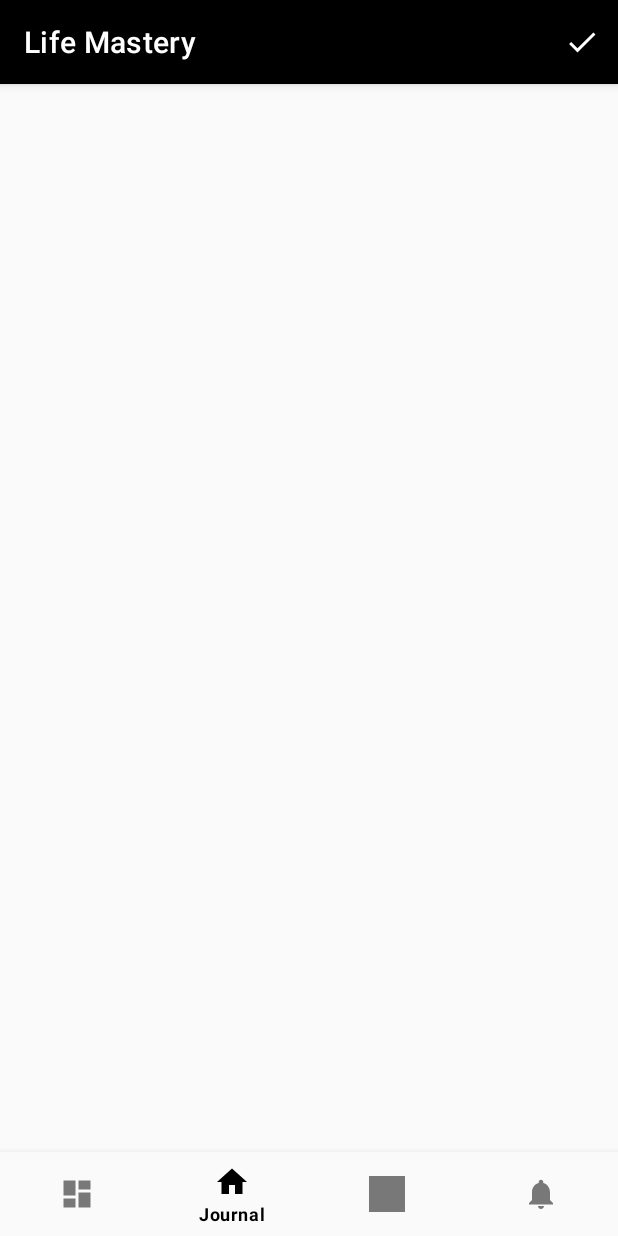
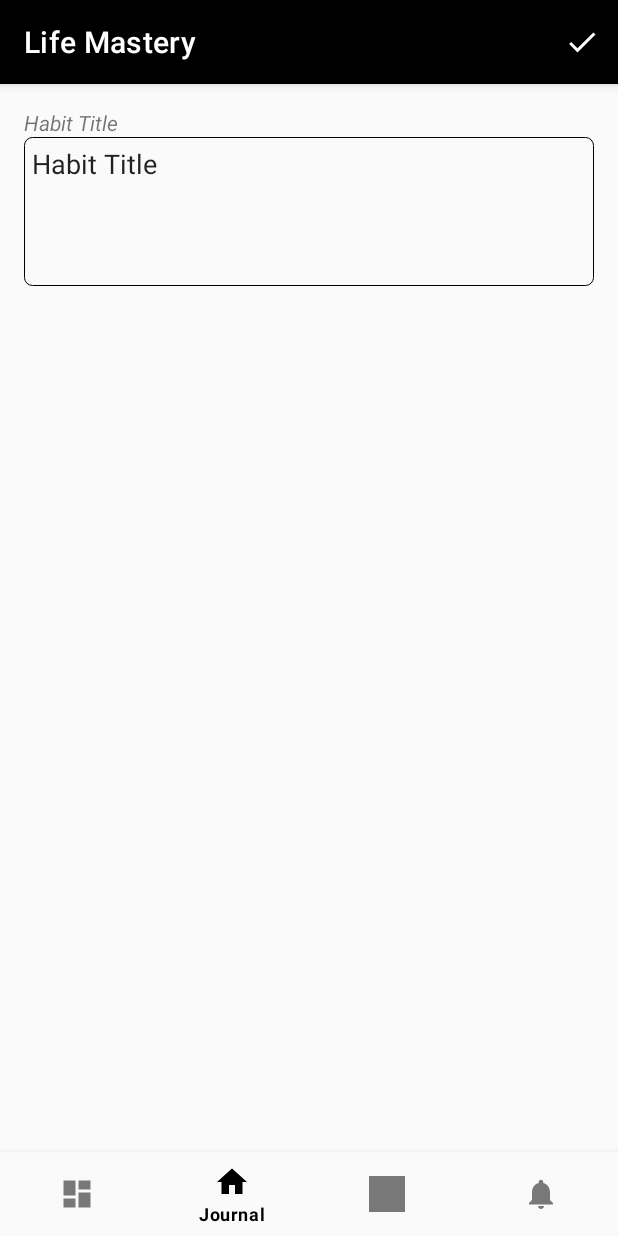
Before and after one commit to dkahir/Life-Mastery, an Android app: the AddHabitActivity screen opened directly, with no data from a screen before it, on a phone screen of 412 x 824 dp. Run offline under Robolectric (Android 15) with nearby library versions, the phone set to English and light mode, and no system bars; our stand-ins replace Dagger/Hilt's generated code, Room's generated code, RxJava; 2 statements that could not run were skipped.

Commit message:
Add habit questinoview

```diff
--- a/app/build.gradle
+++ b/app/build.gradle
@@ -10,7 +10,7 @@ android {
     compileSdkVersion 29
     defaultConfig {
         applicationId "com.devahir.mastery"
-        minSdkVersion 22
+        minSdkVersion 23
         targetSdkVersion 29
         versionCode 1
         versionName "1.0"
@@ -77,7 +77,7 @@ dependencies {
     androidTestImplementation "org.mockito:mockito-core:$rootProject.mockitoVersion"
 
     androidTestAnnotationProcessor "com.google.dagger:dagger-compiler:$rootProject.dagger2Version"
-    implementation 'com.google.android.material:material:1.2.0-alpha01'
+    implementation 'com.google.android.material:material:1.2.0-alpha02'
     // parser
     implementation "com.google.code.gson:gson:$rootProject.gsonVersion"
     implementation 'me.zhanghai.android.materialprogressbar:library:1.6.1'
--- a/app/src/main/java/com/devahir/mastery/data/db/model/Habit.kt
+++ b/app/src/main/java/com/devahir/mastery/data/db/model/Habit.kt
@@ -6,6 +6,7 @@ import androidx.room.PrimaryKey
 @Entity
 data class Habit(
     @PrimaryKey(autoGenerate = true) val habitId: Int,
+    val index: Int,
     val name: String,
     val description: String,
     val isDeleted: Boolean,
--- a/app/src/main/java/com/devahir/mastery/data/db/model/Question.kt
+++ b/app/src/main/java/com/devahir/mastery/data/db/model/Question.kt
@@ -9,5 +9,6 @@ data class Question(
     val isDeleted: Boolean,
     val question: String,
     val hint: String,
-    val category: Boolean
+    val category: Boolean,
+    val isRequired: Boolean
 )
--- a/app/src/main/java/com/devahir/mastery/ui/habit/add/AddHabitActivity.kt
+++ b/app/src/main/java/com/devahir/mastery/ui/habit/add/AddHabitActivity.kt
@@ -21,7 +21,6 @@ class AddHabitActivity : NavigationActivity() {
     }
 
     override fun setUp() {
-        habitFragment = FragmentFactory.newInstance(FragmentFactory.FragmentType.Add_HABIT)
         addFragment(
             FragmentFactory.newInstance(FragmentFactory.FragmentType.Add_HABIT),
             FragmentFactory.FragmentType.Add_HABIT
--- a/app/src/main/res/drawable/ic_line.xml
+++ b/app/src/main/res/drawable/ic_line.xml
@@ -1,7 +1,7 @@
 <shape xmlns:android="http://schemas.android.com/apk/res/android"
     android:shape="rectangle">
     <stroke
-        android:width="1dp"
+        android:width="0.5dp"
         android:color="@color/colorPrimary" />
-    <corners android:radius="3dp" />
+                                                                                                     <corners android:radius="5dp" />
 </shape>
--- a/app/src/main/res/layout/content_main_add_habit.xml
+++ b/app/src/main/res/layout/content_main_add_habit.xml
@@ -1,21 +1,42 @@
 <?xml version="1.0" encoding="utf-8"?>
 <merge xmlns:android="http://schemas.android.com/apk/res/android"
-    xmlns:app="http://schemas.android.com/apk/res-auto">
+    xmlns:app="http://schemas.android.com/apk/res-auto"
+    xmlns:tools="http://schemas.android.com/tools">
 
-    <androidx.recyclerview.widget.RecyclerView
-        android:id="@+id/vehicle_recycler_view"
+
+    <androidx.constraintlayout.widget.ConstraintLayout
         android:layout_width="match_parent"
         android:layout_height="match_parent"
-        android:scrollbars="vertical" />
+        android:padding="16dp"
+        app:layout_behavior="@string/appbar_scrolling_view_behavior"
+        tools:context=".ui.detail.LetterDetailActivity">
 
-    <com.google.android.material.floatingactionbutton.FloatingActionButton
-        android:id="@+id/filter_fab"
-        android:layout_width="wrap_content"
-        android:layout_height="wrap_content"
-        android:layout_marginEnd="16dp"
-        android:layout_marginBottom="120dp"
-        android:src="@drawable/filter"
-        android:visibility="gone"
-        app:backgroundTint="@color/colorAccent"
-        app:layout_anchorGravity="end" />
+        <com.google.android.material.textview.MaterialTextView
+            android:id="@+id/subject"
+            android:layout_width="0dp"
+            android:layout_height="wrap_content"
+            android:text="Habit Title"
+            android:textStyle="italic"
+            app:layout_constraintEnd_toEndOf="parent"
+            app:layout_constraintStart_toStartOf="parent"
+            app:layout_constraintTop_toTopOf="parent"
+            tools:text="Habit Title" />
+
+        <com.google.android.material.textfield.TextInputEditText
+            android:id="@+id/content"
+            android:layout_width="0dp"
+            android:layout_height="wrap_content"
+            android:background="@drawable/ic_line"
+            android:gravity="start"
+            android:padding="5dp"
+            android:lines="4"
+            android:text="Habit Title"
+            android:textAlignment="viewStart"
+            app:layout_constraintEnd_toEndOf="parent"
+            app:layout_constraintStart_toStartOf="parent"
+            app:layout_constraintTop_toBottomOf="@+id/subject"
+            tools:text="Habit Title" />
+
+
+    </androidx.constraintlayout.widget.ConstraintLayout>
 </merge>
--- a/app/src/main/res/layout/fragment_add_habit.xml
+++ b/app/src/main/res/layout/fragment_add_habit.xml
@@ -6,6 +6,5 @@
     android:fitsSystemWindows="false"
     tools:context="com.devahir.mastery.ui.dashboard.DashboardActivity">
 
-
     <include layout="@layout/content_main_add_habit" />
 </androidx.coordinatorlayout.widget.CoordinatorLayout>
--- a/build.gradle
+++ b/build.gradle
@@ -43,7 +43,7 @@ ext {
 
     rx2FastAndroidNetworking = '1.0.1'
 
-    dagger2Version = '2.24'
+    dagger2Version = '2.25.2'
     rxjava2Version = '2.0.6'
     rxandroidVersion = '2.0.2'
     butterKnifeVersion = '8.6.0'
```
Also changed, not shown: app/src/main/res/layout/question_view.xml (added, +36 -0 lines).
